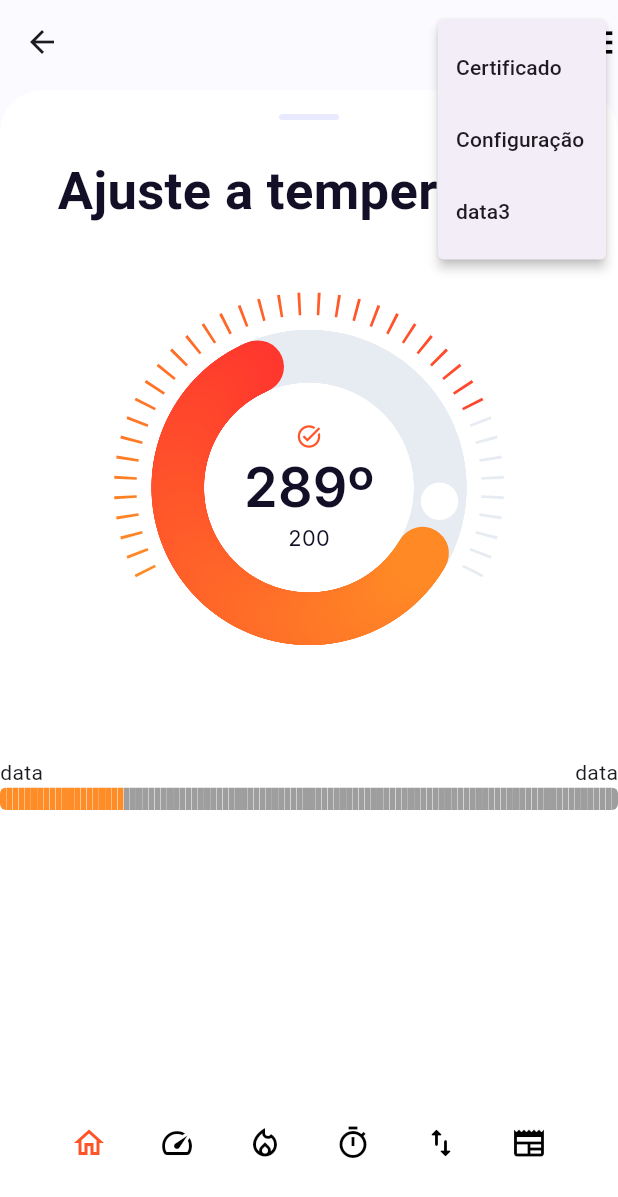
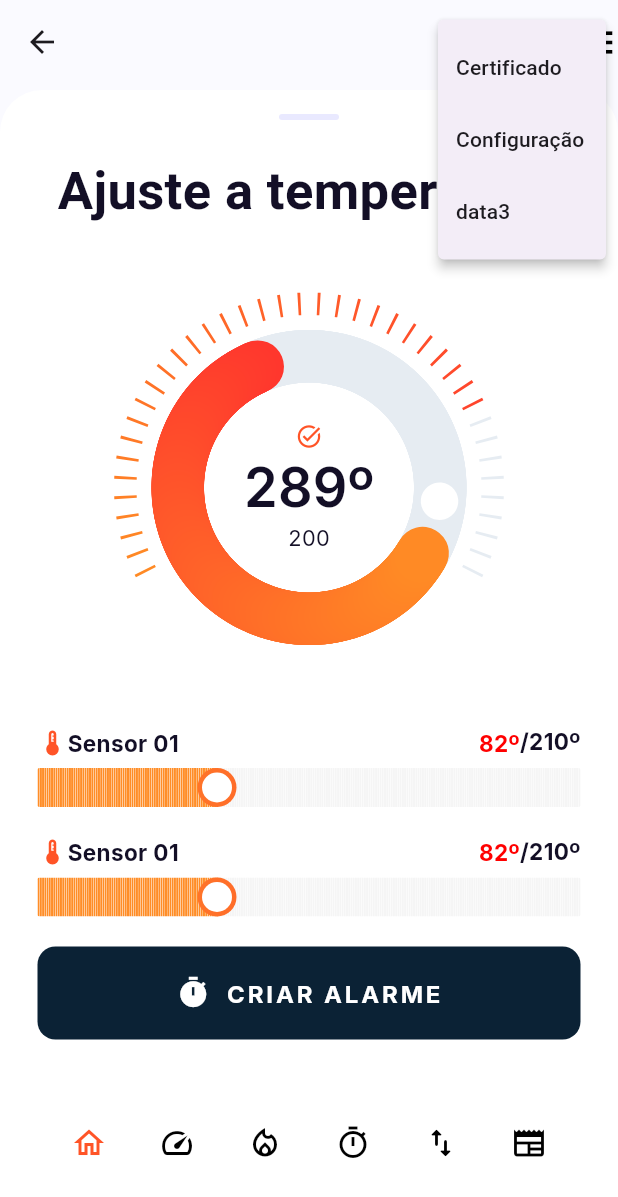
Before and after one commit to weslorde/apptempesp32, a Flutter app: the TemperaturePage screen opened directly, after a tap on the "menu" icon, on a phone screen of 412 x 824 dp. Shown: the top 1197 px of the screen. Run offline on Flutter 3.47's test engine with Material 3 defaults, Android fonts, the phone set to English and light mode, and no system bars; drawn by our look-alikes of step_progress_indicator; our stand-ins replace connectivity_plus, flutter_bloc, flutter_blue_plus, google_fonts, internet_connection_checker, location and 2 more; missing offline and left inert: duration_picker, mqtt_client; network calls fail.

Commit message:
- Temperature page design done - TextFont Widget update to acept letter parameter from Figma

```diff
--- a/lib/pages/temperature_page.dart
+++ b/lib/pages/temperature_page.dart
@@ -1,5 +1,6 @@
 import 'dart:convert';
 import 'dart:math';
+import 'dart:ui';
 import 'package:apptempesp32/api/blue_api.dart';
 import 'package:apptempesp32/api/data_storege.dart';
 import 'package:apptempesp32/api/hex_to_colors.dart';
@@ -143,9 +144,39 @@ class TemperaturePage extends StatelessWidget {
               ),
               //
               SizedBox(
-                height: 50,
+                height: 30,
               ),
-              customLinearProgressTemperature(20, 100),
+              customLinearProgressTemperature(100, 300),
+              SizedBox(
+                height: 20,
+              ),
+              customLinearProgressTemperature(100, 300),
+              SizedBox(
+                height: 20,
+              ),
+              Container(
+                height: 62,
+                width: double.infinity,
+                decoration: BoxDecoration(
+                    borderRadius: BorderRadius.circular(12),
+                    color: HexColor.fromHex("#0B2235")),
+                margin: EdgeInsets.symmetric(horizontal: 25),
+                child: Row(
+                  mainAxisAlignment: MainAxisAlignment.center,
+                  children: [
+                    Icon(Icons.timer, color: Colors.white, size: 23,),
+                    SizedBox(width: 10,),
+                    TextFont(
+                        data: "CRIAR ALARME",
+                        weight: FontWeight.w700,
+                        hexColor: "#FFFFFF",
+                        size: 16,
+                        height: 19.36/16,
+                        letter: 12,
+                        gFont: GoogleFonts.inter),
+                  ],
+                ),
+              )
             ],
           );
         }),
@@ -165,21 +196,61 @@ Color customColorCircularProgress(
 }
 
 Widget customLinearProgressTemperature(int actualStep, int totalSteps) {
-  return Column(
+  return Container(
+    margin: EdgeInsets.symmetric(horizontal: 25),
+    child: Column(
       children: [
         Row(
           mainAxisAlignment: MainAxisAlignment.spaceBetween,
           children: [
-          Text("data"),
-          Text("data"),
+            Row(
+              children: [
+                Icon(
+                  Icons.thermostat,
+                  color: HexColor.fromHex("#FF5427"),
+                  size: 20,
+                ),
+                TextFont(
+                    data: "Sensor 01",
+                    weight: FontWeight.w700,
+                    hexColor: "#130F26",
+                    size: 15,
+                    height: 18.15 / 15,
+                    gFont: GoogleFonts.inter)
               ],
             ),
+            Row(
+              children: [
+                TextFont(
+                    data: "82º",
+                    weight: FontWeight.w700,
+                    hexColor: "#FF0000",
+                    size: 15,
+                    height: 18.15 / 15,
+                    gFont: GoogleFonts.inter),
+                TextFont(
+                    data: "/210º",
+                    weight: FontWeight.w700,
+                    hexColor: "#130F26",
+                    size: 15,
+                    height: 17.58 / 15,
+                    gFont: GoogleFonts.inter)
+              ],
+            ),
+          ],
+        ),
+        SizedBox(
+          height: 7,
+        ),
+        Stack(
+          children: [
             StepProgressIndicator(
-        size: 15,
-        roundedEdges: const Radius.circular(10),
+              size: 26,
+              roundedEdges: const Radius.circular(26 / 2),
               padding: 0,
               currentStep: actualStep,
               totalSteps: totalSteps,
+              unselectedColor: Colors.grey.shade100,
               selectedGradientColor: LinearGradient(
                   begin: Alignment.centerLeft,
                   end: Alignment.centerRight,
@@ -189,6 +260,64 @@ Widget customLinearProgressTemperature(int actualStep, int totalSteps) {
                         HexColor.fromHex("#FF2E2E"), (actualStep / totalSteps))!
                   ]),
             ),
+            Container(
+              height: 26,
+              width: double.infinity,
+              alignment: Alignment.centerLeft,
+              child: LayoutBuilder(builder: (context, constraints) {
+                return Padding(
+                  padding: EdgeInsets.only(
+                    left: circleLinearTemperaturePadding(
+                        actualStep, constraints.maxWidth, totalSteps),
+                  ),
+                  child: Stack(
+                    alignment: Alignment.center,
+                    children: [
+                      Container(
+                        //margin: EdgeInsets.only(left: 0),
+                        width: 26,
+                        height: 26,
+                        decoration: BoxDecoration(
+                            borderRadius: BorderRadius.circular(20),
+                            gradient: LinearGradient(
+                                begin: Alignment.centerLeft,
+                                end: Alignment.centerRight,
+                                colors: [
+                                  Color.lerp(
+                                      HexColor.fromHex("#FF8D27"),
+                                      HexColor.fromHex("#FF2E2E"),
+                                      ((actualStep - 20) / totalSteps))!,
+                                  Color.lerp(
+                                      HexColor.fromHex("#FF8D27"),
+                                      HexColor.fromHex("#FF2E2E"),
+                                      (actualStep / totalSteps))!
+                                ])),
+                      ),
+                      Container(
+                        width: 20,
+                        height: 20,
+                        decoration: BoxDecoration(
+                          borderRadius: BorderRadius.circular(20),
+                          color: Colors.white,
+                        ),
+                      ),
                     ],
+                  ),
+                );
+              }),
+            ),
+          ],
+        ),
+      ],
+    ),
   );
 }
+
+double circleLinearTemperaturePadding(actualStep, maxWidth, totalSteps) {
+  double calc = (actualStep * (maxWidth / totalSteps)) - 14;
+  if (calc < 0) {
+    return 3.0;
+  } else {
+    return calc;
+  }
+}
--- a/lib/widget/widget_text_font.dart
+++ b/lib/widget/widget_text_font.dart
@@ -24,19 +24,21 @@ class TextYanKaf extends StatelessWidget {
 }
 
 class TextFont extends StatelessWidget {
-  TextFont({super.key, required this.data, required this.weight, required this.hexColor, required this.size, required this.gFont, this.height = 1});
+  TextFont({super.key, required this.data, required this.weight, required this.hexColor, required this.size, required this.gFont, this.height = 1, this.letter = 0});
   String data;
   FontWeight weight;
   String hexColor;
   double size;
   double height;
   var gFont;
+  double letter;
 
   Widget build(BuildContext context) {
     return Text(
       data,
       style: gFont(
           textStyle: TextStyle(
+              letterSpacing: letter == 0 ? null : 0.01*size*letter, //Figma % convert, maybe wrong!
               height: height,
               fontWeight: weight,
               color: HexColor.fromHex(hexColor),
```
Lines whose indentation alone changed are shown as unchanged.
